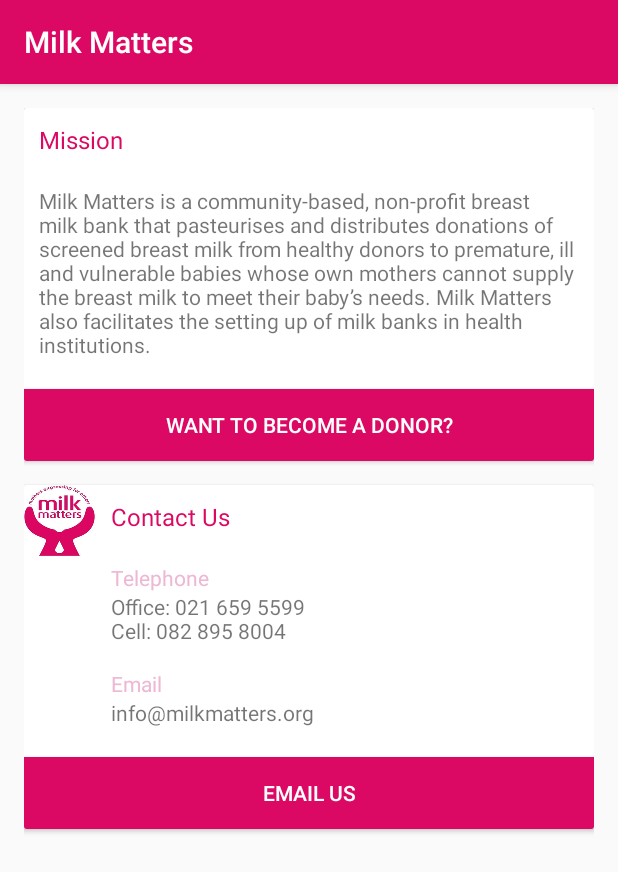
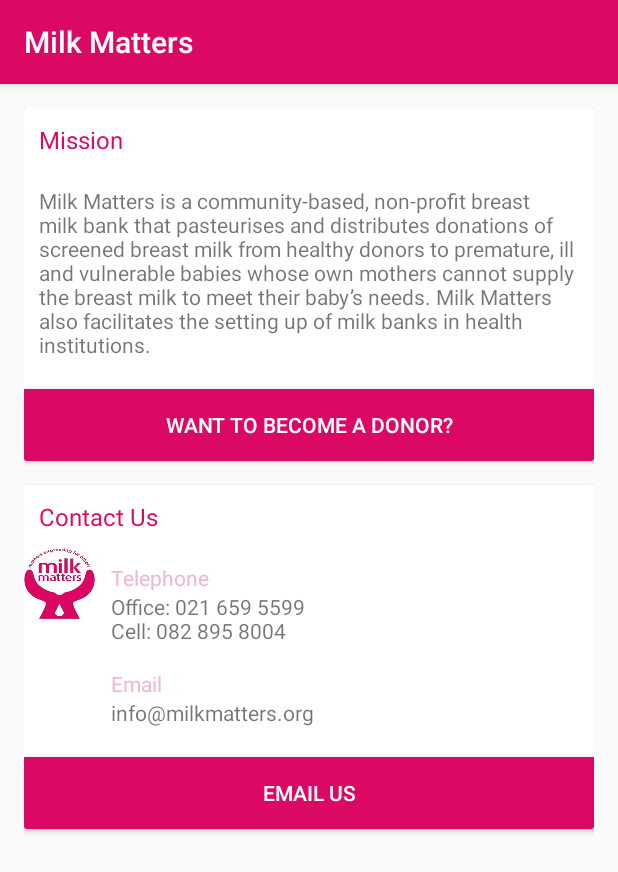
Before and after one commit to mitch-a-green/MilkMatters, an Android app: the fragment AboutFragment shown on its own in the app's theme, on a phone screen of 412 x 824 dp. Shown: the top 872 px of the screen. Run offline under Robolectric (Android 15) with nearby library versions, the phone set to English and light mode, and no system bars; 1 statement that could not run was skipped.

Commit message:
Move logo below contact heading

```diff
--- a/app/src/main/res/layout/fragment_about.xml
+++ b/app/src/main/res/layout/fragment_about.xml
@@ -67,17 +67,8 @@
                 android:layout_width="match_parent"
                 android:layout_height="wrap_content">
 
-                <ImageView
-                    android:id="@+id/about_mm_logo"
-                    android:layout_width="wrap_content"
-                    android:layout_height="wrap_content"
-                    android:src="@mipmap/mm_logo"
-                    android:layout_alignParentLeft="true" />
-
                 <TextView
                     android:id="@+id/about_contact_heading"
-                    android:layout_alignParentRight="true"
-                    android:layout_toRightOf="@id/about_mm_logo"
                     android:layout_width="match_parent"
                     android:layout_height="wrap_content"
                     android:layout_margin="10sp"
@@ -85,6 +76,20 @@
                     android:layout_alignParentTop="true"
                     android:textSize="16sp"
                     android:textColor="@color/colorPrimary"/>
+
+                <LinearLayout
+                    android:layout_width="wrap_content"
+                    android:layout_height="wrap_content"
+                    android:orientation="horizontal"
+                    android:layout_below="@id/about_contact_heading"
+                    android:id="@+id/test">
+
+                    <ImageView
+                        android:id="@+id/about_mm_logo"
+                        android:layout_width="wrap_content"
+                        android:layout_height="wrap_content"
+                        android:src="@mipmap/mm_logo"
+                        android:layout_alignParentLeft="true" />
 
                     <LinearLayout
                         android:id="@+id/contact_linear_layout"
@@ -114,6 +119,8 @@
                             android:text="@string/email_address" />
                     </LinearLayout>
 
+                </LinearLayout>
+
                 <Button
                     android:id="@+id/email_us"
                     android:layout_width="match_parent"
@@ -122,7 +129,7 @@
                     android:text="@string/email_us"
                     android:background="@color/colorPrimary"
                     android:textColor="#ffffff"
-                    android:layout_below="@id/contact_linear_layout"
+                    android:layout_below="@id/test"
                     android:layout_centerHorizontal="true"/>
 
             </RelativeLayout>
```
Lines whose indentation alone changed are shown as unchanged.
